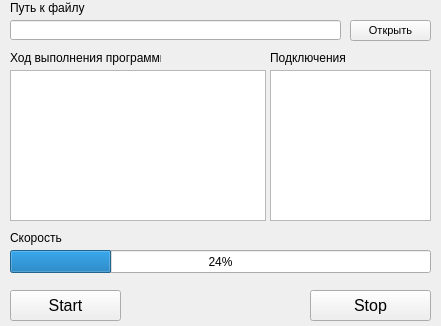
This is mainwindow.ui in Nikitikon/Word_Password_Crack as Qt 5 draws it before an edit. The edited form follows.
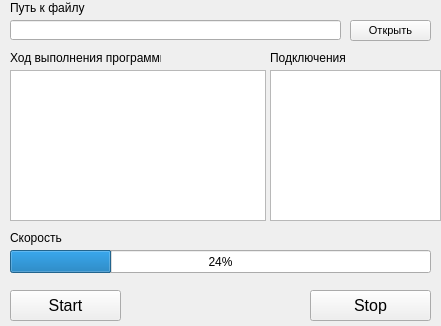
This is the edited form.

Diff of the .ui file:
```diff
--- a/mainwindow.ui
+++ b/mainwindow.ui
@@ -99,19 +99,6 @@
      <string>Start</string>
     </property>
    </widget>
-   <widget class="QTextEdit" name="textEdit_2">
-    <property name="geometry">
-     <rect>
-      <x>270</x>
-      <y>70</y>
-      <width>161</width>
-      <height>151</height>
-     </rect>
-    </property>
-    <property name="readOnly">
-     <bool>true</bool>
-    </property>
-   </widget>
    <widget class="QLabel" name="label_4">
     <property name="geometry">
      <rect>
@@ -179,6 +166,16 @@
      <string/>
     </property>
    </widget>
+   <widget class="QTextBrowser" name="textBrowser_Net">
+    <property name="geometry">
+     <rect>
+      <x>270</x>
+      <y>70</y>
+      <width>171</width>
+      <height>151</height>
+     </rect>
+    </property>
+   </widget>
   </widget>
  </widget>
  <layoutdefault spacing="6" margin="11"/>
```
